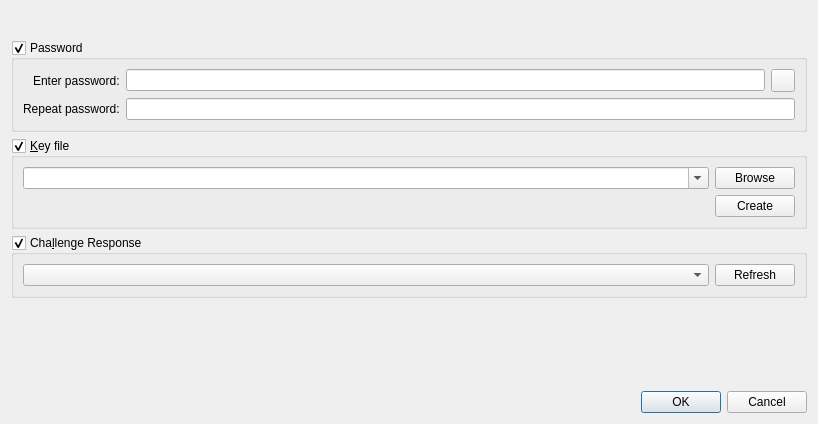
Before: the Qt Designer form src/gui/ChangeMasterKeyWidget.ui in keepassxreboot/keepassxc, drawn with Qt 5.
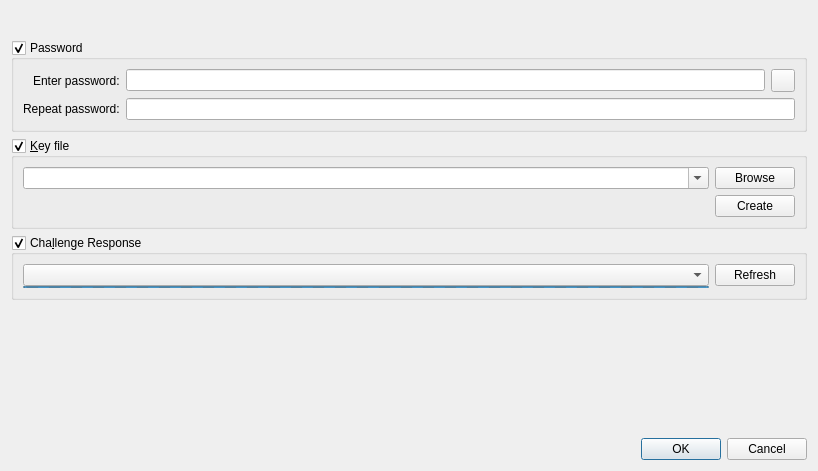
After: the same form once the commit is applied. Custom widgets are drawn as their Qt base class.

What changed in the file:
```diff
--- a/src/gui/ChangeMasterKeyWidget.ui
+++ b/src/gui/ChangeMasterKeyWidget.ui
@@ -7,7 +7,7 @@
     <x>0</x>
     <y>0</y>
     <width>818</width>
-    <height>424</height>
+    <height>471</height>
    </rect>
   </property>
   <layout class="QVBoxLayout" name="verticalLayout">
@@ -142,21 +142,47 @@
      </property>
      <layout class="QGridLayout" name="gridLayout_3">
       <item row="0" column="0">
-       <widget class="QComboBox" name="comboChallengeResponse">
-        <property name="sizePolicy">
-         <sizepolicy hsizetype="Expanding" vsizetype="Fixed">
-          <horstretch>0</horstretch>
-          <verstretch>0</verstretch>
-         </sizepolicy>
+       <layout class="QGridLayout" name="gridLayout_4">
+        <property name="verticalSpacing">
+         <number>0</number>
         </property>
-       </widget>
-      </item>
       <item row="0" column="1">
        <widget class="QPushButton" name="buttonRedetectYubikey">
         <property name="text">
          <string>Refresh</string>
         </property>
        </widget>
+        </item>
+        <item row="0" column="0">
+         <widget class="QComboBox" name="comboChallengeResponse">
+          <property name="sizePolicy">
+           <sizepolicy hsizetype="Expanding" vsizetype="Fixed">
+            <horstretch>0</horstretch>
+            <verstretch>0</verstretch>
+           </sizepolicy>
+          </property>
+         </widget>
+        </item>
+        <item row="1" column="0">
+         <widget class="QProgressBar" name="yubikeyProgress">
+          <property name="maximumSize">
+           <size>
+            <width>16777215</width>
+            <height>2</height>
+           </size>
+          </property>
+          <property name="maximum">
+           <number>0</number>
+          </property>
+          <property name="value">
+           <number>-1</number>
+          </property>
+          <property name="textVisible">
+           <bool>false</bool>
+          </property>
+         </widget>
+        </item>
+       </layout>
       </item>
      </layout>
     </widget>
```
Lines whose indentation alone changed are shown as unchanged.
